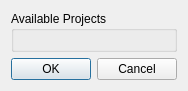
Before: the Qt Designer form QGIS Plugin/ui_projectselector.ui in lutraconsulting/qgis-moor-tools-plugin, drawn with Qt 5.
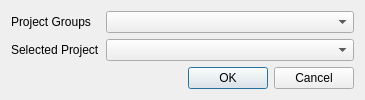
After: the same form once the commit is applied.

Commit message: Added support for grouping of projects into subfolders.

```diff
--- a/QGIS Plugin/ui_projectselector.ui
+++ b/QGIS Plugin/ui_projectselector.ui
@@ -9,8 +9,8 @@
    <rect>
     <x>0</x>
     <y>0</y>
-    <width>178</width>
-    <height>84</height>
+    <width>365</width>
+    <height>95</height>
    </rect>
   </property>
   <property name="sizePolicy">
@@ -26,15 +26,7 @@
    <bool>true</bool>
   </property>
   <layout class="QGridLayout" name="gridLayout">
-   <item row="0" column="0">
-    <widget class="QGroupBox" name="groupBox">
-     <property name="title">
-      <string>Available Projects</string>
-     </property>
-     <layout class="QVBoxLayout" name="verticalLayout"/>
-    </widget>
-   </item>
-   <item row="1" column="0">
+   <item row="1" column="1">
     <widget class="QDialogButtonBox" name="buttonBox">
      <property name="orientation">
       <enum>Qt::Horizontal</enum>
@@ -44,6 +36,33 @@
      </property>
     </widget>
    </item>
+   <item row="0" column="0" colspan="2">
+    <layout class="QFormLayout" name="formLayout">
+     <property name="fieldGrowthPolicy">
+      <enum>QFormLayout::AllNonFixedFieldsGrow</enum>
+     </property>
+     <item row="0" column="0">
+      <widget class="QLabel" name="label">
+       <property name="text">
+        <string>Project Groups</string>
+       </property>
+      </widget>
+     </item>
+     <item row="0" column="1">
+      <widget class="QComboBox" name="projectGroupComboBox"/>
+     </item>
+     <item row="1" column="0">
+      <widget class="QLabel" name="label_2">
+       <property name="text">
+        <string>Selected Project</string>
+       </property>
+      </widget>
+     </item>
+     <item row="1" column="1">
+      <widget class="QComboBox" name="selectedProjectComboBox"/>
+     </item>
+    </layout>
+   </item>
   </layout>
  </widget>
  <resources/>
```
Left out of the diff: 32 changed lines with no effect on the pictures. The commit also changes 8 other files.
